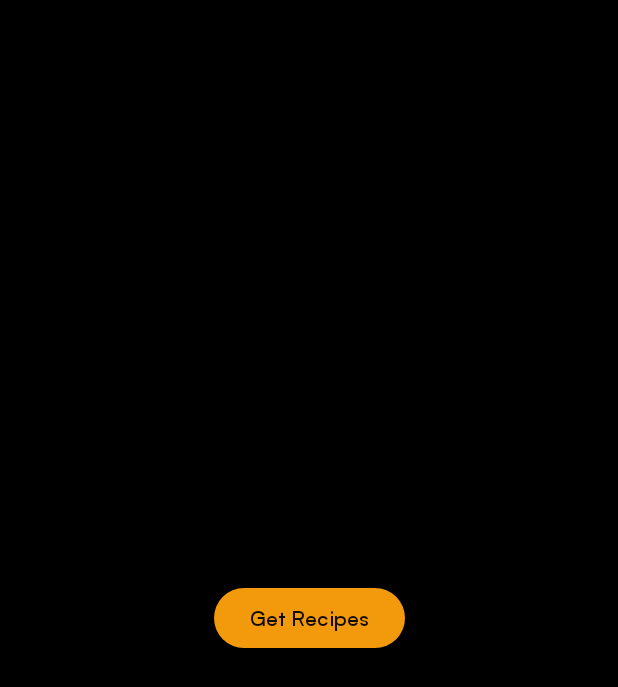
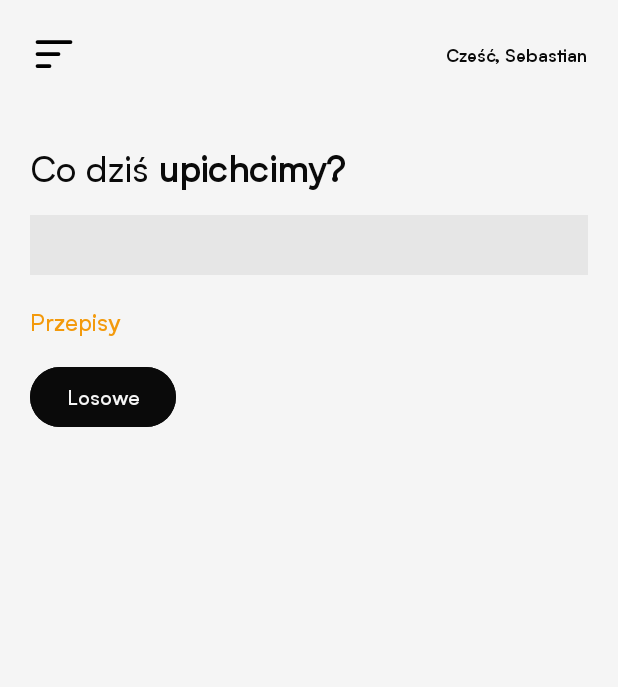
Before and after one commit to Seba0855/recipe.me, an Android app: the screen it shows after launch (MainActivity), on a phone screen of 412 x 824 dp. Shown: the top 687 px of the screen. Run offline under Robolectric (Android 15) with nearby library versions, the phone set to English and light mode, and no system bars; our stand-ins replace Dagger/Hilt's generated code, Timber; libraries missing offline, so code that uses them is left out: com.jakewharton.retrofit2.

Commit message:
Home fragment starter point

```diff
--- a/app/src/main/java/pl/smcebi/recipeme/ui/home/HomeFragment.kt
+++ b/app/src/main/java/pl/smcebi/recipeme/ui/home/HomeFragment.kt
@@ -8,6 +8,7 @@ import dagger.hilt.android.AndroidEntryPoint
 import pl.smcebi.recipeme.R
 import pl.smcebi.recipeme.databinding.FragmentHomeBinding
 import pl.smcebi.recipeme.ui.common.extensions.collectOnViewLifecycle
+import pl.smcebi.recipeme.ui.common.extensions.notImplemented
 import pl.smcebi.recipeme.ui.common.extensions.setSafeOnClickListener
 import pl.smcebi.recipeme.ui.common.extensions.showSnackbar
 import pl.smcebi.recipeme.ui.common.viewbinding.viewBinding
@@ -26,16 +27,21 @@ internal class HomeFragment : Fragment(R.layout.fragment_home) {
 
     private fun initViews() {
         with(binding) {
-            recipeTitle.text = "Initial text"
-            getRecipeButton.setSafeOnClickListener {
-                viewModel.getQuickAnswer()
+            menuButton.setSafeOnClickListener {
+                notImplemented()
             }
+            randomButton.setSafeOnClickListener {
+                notImplemented()
+            }
+//            getRecipeButton.setSafeOnClickListener {
+//                viewModel.getQuickAnswer()
+//            }
         }
     }
 
     private fun onNewState(state: HomeViewState) {
         with(binding) {
-            recipeTitle.text = state.title
+//            recipeTitle.text = state.title
         }
     }
 
--- /dev/null
+++ b/app/src/main/res/drawable/menu_button.xml
@@ -0,0 +1,24 @@
+<vector xmlns:android="http://schemas.android.com/apk/res/android"
+    android:width="32dp"
+    android:height="32dp"
+    android:viewportWidth="32"
+    android:viewportHeight="32">
+  <path
+      android:pathData="M5,8L27,8"
+      android:strokeWidth="2.5"
+      android:fillColor="#00000000"
+      android:strokeColor="#000000"
+      android:strokeLineCap="round"/>
+  <path
+      android:pathData="M5,16L19,16"
+      android:strokeWidth="2.5"
+      android:fillColor="#00000000"
+      android:strokeColor="#000000"
+      android:strokeLineCap="round"/>
+  <path
+      android:pathData="M5,24L13,24"
+      android:strokeWidth="2.5"
+      android:fillColor="#00000000"
+      android:strokeColor="#000000"
+      android:strokeLineCap="round"/>
+</vector>
--- a/app/src/main/res/layout/fragment_home.xml
+++ b/app/src/main/res/layout/fragment_home.xml
@@ -1,28 +1,78 @@
 <?xml version="1.0" encoding="utf-8"?>
 <androidx.constraintlayout.widget.ConstraintLayout xmlns:android="http://schemas.android.com/apk/res/android"
     xmlns:app="http://schemas.android.com/apk/res-auto"
+    xmlns:tools="http://schemas.android.com/tools"
     android:layout_width="match_parent"
-    android:layout_height="match_parent"
-    xmlns:tools="http://schemas.android.com/tools">
+    android:layout_height="match_parent">
+
+    <ImageView
+        android:id="@+id/menuButton"
+        android:layout_width="wrap_content"
+        android:layout_height="wrap_content"
+        android:padding="@dimen/margin_big"
+        android:src="@drawable/menu_button"
+        app:layout_constraintStart_toStartOf="parent"
+        app:layout_constraintTop_toTopOf="parent"
+        tools:ignore="ContentDescription" />
+
+    <com.google.android.material.textview.MaterialTextView
+        android:id="@+id/logInTextView"
+        android:layout_width="0dp"
+        android:layout_height="wrap_content"
+        android:padding="@dimen/margin_big"
+        android:text="@string/fragment_home_logged_in_placeholder"
+        android:textAppearance="?attr/textAppearanceLabelMedium"
+        app:layout_constraintBottom_toBottomOf="@id/menuButton"
+        app:layout_constraintEnd_toEndOf="parent"
+        app:layout_constraintTop_toTopOf="@id/menuButton"
+        tools:text="@string/fragment_home_log_in" />
+
+    <com.google.android.material.textview.MaterialTextView
+        android:id="@+id/recipeTitleTextView"
+        android:layout_width="0dp"
+        android:layout_height="wrap_content"
+        android:layout_marginHorizontal="@dimen/margin_big"
+        android:layout_marginTop="@dimen/margin_xbig"
+        android:text="@string/fragment_home_headline"
+        android:textAppearance="?attr/textAppearanceHeadlineSmall"
+        app:layout_constraintEnd_toEndOf="parent"
+        app:layout_constraintStart_toStartOf="parent"
+        app:layout_constraintTop_toBottomOf="@id/menuButton" />
+
+    <View
+        android:id="@+id/searchBarPlaceholder"
+        android:layout_width="0dp"
+        android:layout_height="40dp"
+        android:layout_marginHorizontal="@dimen/margin_big"
+        android:layout_marginTop="@dimen/margin_medium"
+        android:background="?attr/colorSurfaceVariant"
+        app:layout_constraintEnd_toEndOf="parent"
+        app:layout_constraintStart_toStartOf="parent"
+        app:layout_constraintTop_toBottomOf="@id/recipeTitleTextView" />
+
+    <com.google.android.material.textview.MaterialTextView
+        android:id="@+id/recipesLabelTextView"
+        android:layout_width="0dp"
+        android:layout_height="wrap_content"
+        android:layout_marginHorizontal="@dimen/margin_big"
+        android:layout_marginTop="@dimen/margin_big"
+        android:text="@string/fragment_home_label"
+        android:textAppearance="?attr/textAppearanceTitleMedium"
+        android:textColor="?attr/colorPrimary"
+        app:layout_constraintEnd_toEndOf="parent"
+        app:layout_constraintStart_toStartOf="parent"
+        app:layout_constraintTop_toBottomOf="@id/searchBarPlaceholder" />
 
     <com.google.android.material.button.MaterialButton
-        android:id="@+id/getRecipeButton"
+        android:id="@+id/randomButton"
         android:layout_width="wrap_content"
         android:layout_height="wrap_content"
-        android:text="Get Recipes"
-        app:layout_constraintBottom_toBottomOf="parent"
-        app:layout_constraintEnd_toEndOf="parent"
+        android:layout_marginStart="@dimen/margin_big"
+        android:layout_marginTop="@dimen/margin_medium"
+        android:backgroundTint="?attr/colorSecondary"
+        android:text="@string/fragment_home_random"
+        android:textColor="?attr/colorOnSecondary"
         app:layout_constraintStart_toStartOf="parent"
-        app:layout_constraintTop_toTopOf="parent" />
-
-    <com.google.android.material.textview.MaterialTextView
-        android:id="@+id/recipeTitle"
-        tools:text="Initial state"
-        android:layout_width="wrap_content"
-        android:layout_height="wrap_content"
-        android:layout_marginTop="@dimen/margin_xbig"
-        app:layout_constraintEnd_toEndOf="parent"
-        app:layout_constraintStart_toStartOf="parent"
-        app:layout_constraintTop_toBottomOf="@id/getRecipeButton" />
+        app:layout_constraintTop_toBottomOf="@id/recipesLabelTextView" />
 
 </androidx.constraintlayout.widget.ConstraintLayout>
--- /dev/null
+++ b/app/src/main/res/layout/item_search.xml
@@ -0,0 +1,6 @@
+<?xml version="1.0" encoding="utf-8"?>
+<androidx.constraintlayout.widget.ConstraintLayout xmlns:android="http://schemas.android.com/apk/res/android"
+    android:layout_width="match_parent"
+    android:layout_height="match_parent">
+
+</androidx.constraintlayout.widget.ConstraintLayout>
--- a/app/src/main/res/values/colors.xml
+++ b/app/src/main/res/values/colors.xml
@@ -77,11 +77,11 @@
     <color name="neutral_variant20">#000000</color>
     <color name="neutral_variant30">#000000</color>
     <color name="neutral_variant40">#000000</color>
-    <color name="neutral_variant50">#000000</color>
+    <color name="neutral_variant50">#e6e6e6</color>
     <color name="neutral_variant60">#000000</color>
     <color name="neutral_variant70">#000000</color>
     <color name="neutral_variant80">#000000</color>
-    <color name="neutral_variant90">#000000</color>
+    <color name="neutral_variant90">#797979</color>
     <color name="neutral_variant95">#000000</color>
     <color name="neutral_variant99">#000000</color>
     <color name="neutral_variant100">#000000</color>
--- a/app/src/main/res/values/strings.xml
+++ b/app/src/main/res/values/strings.xml
@@ -5,4 +5,12 @@
     <string name="common_something_went_wrong">Wystąpił błąd. \nSpróbuj ponownie później</string>
 
     <string name="common_copy_confirmation">Skopiowano</string>
+
+    <string name="fragment_home_logged_in_placeholder">Cześć, Sebastian</string>
+
+    <string name="fragment_home_log_in">Zaloguj się</string>
+    <string name="fragment_home_headline">Co dziś <b>upichcimy?</b></string>
+    <string name="fragment_home_search">Szukaj…</string>
+    <string name="fragment_home_label">Przepisy</string>
+    <string name="fragment_home_random">Losowe</string>
 </resources>
--- a/app/src/main/res/values/themes.xml
+++ b/app/src/main/res/values/themes.xml
@@ -26,12 +26,12 @@
         <item name="colorOnErrorContainer">@color/error10</item>
 
         <!--    Color surface/background/support    -->
-        <item name="android:colorBackground">@color/neutral99</item>
-        <item name="colorOnBackground">@color/neutral10</item>
-        <item name="colorSurface">@color/neutral95</item>
-        <item name="colorOnSurface">@color/neutral10</item>
-        <item name="colorSurfaceVariant">@color/neutral_variant90</item>
-        <item name="colorOnSurfaceVariant">@color/neutral_variant30</item>
+        <item name="android:colorBackground">@color/secondary0</item>
+        <item name="colorOnBackground">@color/secondary100</item>
+        <item name="colorSurface">@android:color/white</item>
+        <item name="colorOnSurface">@color/secondary100</item>
+        <item name="colorSurfaceVariant">@color/neutral_variant50</item>
+        <item name="colorOnSurfaceVariant">@color/neutral_variant90</item>
         <item name="colorOutline">@color/neutral_variant50</item>
 
         <!--    Text appearance    -->
--- a/app/src/main/res/values/typography.xml
+++ b/app/src/main/res/values/typography.xml
@@ -50,7 +50,7 @@
 
     <!--     Title     -->
     <style name="TextAppearance.RecipeMe.Title">
-        <item name="android:fontFamily">@font/biotif_regular</item>
+        <item name="android:fontFamily">@font/biotif_medium</item>
     </style>
 
     <style name="TextAppearance.RecipeMe.Title.Large">
```
